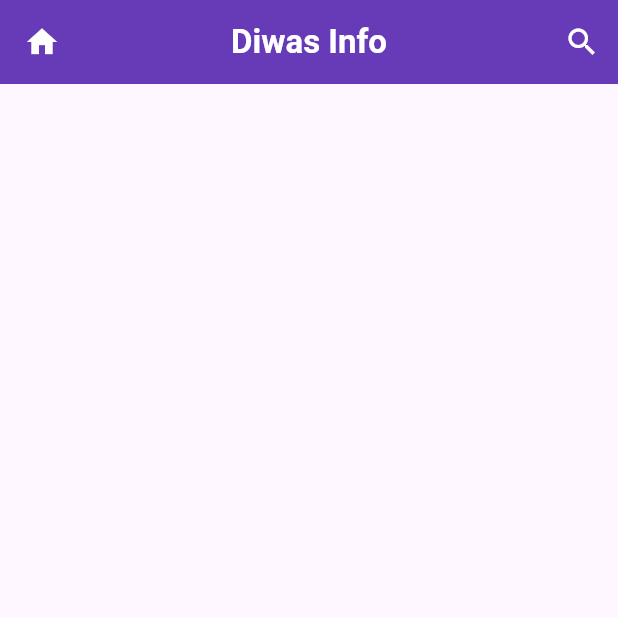
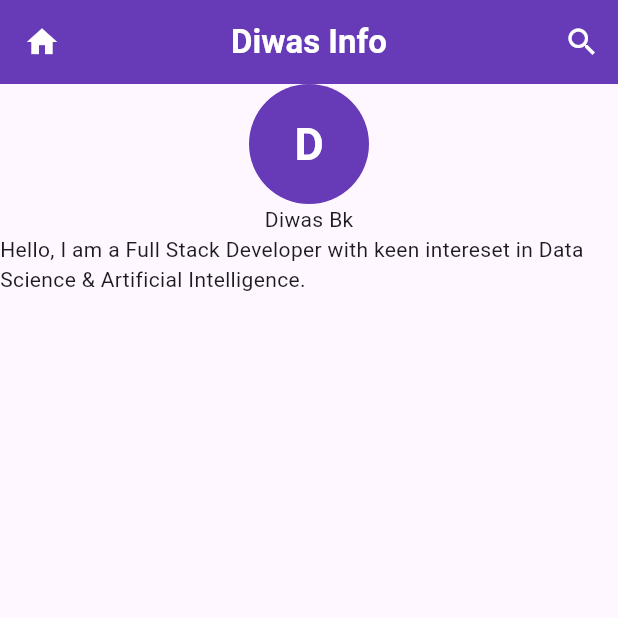
Before and after one commit to diwasbk2k3/myflutterapp, a Flutter app: the NewProfileScreen screen opened directly, on a phone screen of 412 x 824 dp, the top half of it. Run offline on Flutter 3.47's test engine with Material 3 defaults, Android fonts, the phone set to English and light mode, and no system bars.

Commit message:
Profile Column

```diff
--- a/lib/screens/new_profile_screen.dart
+++ b/lib/screens/new_profile_screen.dart
@@ -9,13 +9,37 @@ class NewProfileScreen extends StatelessWidget {
       appBar: AppBar(
         backgroundColor: Colors.deepPurple,
         centerTitle: true,
-        leading: Icon(Icons.home, color: Colors.white,),
-        title: Text("Diwas Info", style: TextStyle(
-          color: Colors.white,
-          fontWeight: FontWeight.bold
-        ),),
+        leading: Icon(Icons.home, color: Colors.white),
+        title: Text(
+          "Diwas Info",
+          style: TextStyle(color: Colors.white, fontWeight: FontWeight.bold),
+        ),
         actions: [
-          IconButton(onPressed: (){}, icon: Icon(Icons.search), color: Colors.white)
+          IconButton(
+            onPressed: () {},
+            icon: Icon(Icons.search),
+            color: Colors.white,
+          ),
+        ],
+      ),
+
+      // Body
+      body: Column(
+        children: [
+          CircleAvatar(
+            radius: 40,
+            backgroundColor: Colors.deepPurple,
+            child: Text(
+              "D",
+              style: TextStyle(
+                color: Colors.white,
+                fontWeight: FontWeight.bold,
+                fontSize: 30,
+              ),
+            ),
+          ),
+          Text("Diwas Bk"),
+          Text("Hello, I am a Full Stack Developer with keen intereset in Data Science & Artificial Intelligence.")
         ],
       ),
     );
```
